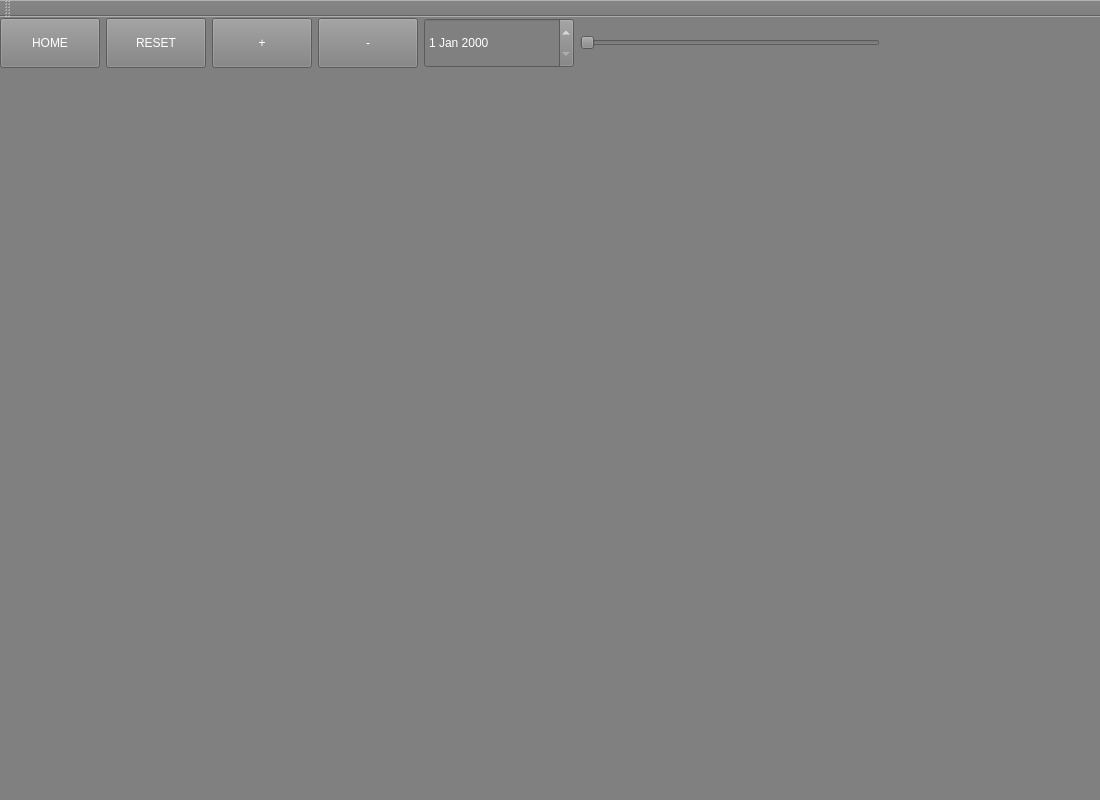
Qt form sss_test.ui (doremissong/simpleSolarSystem) before a commit.
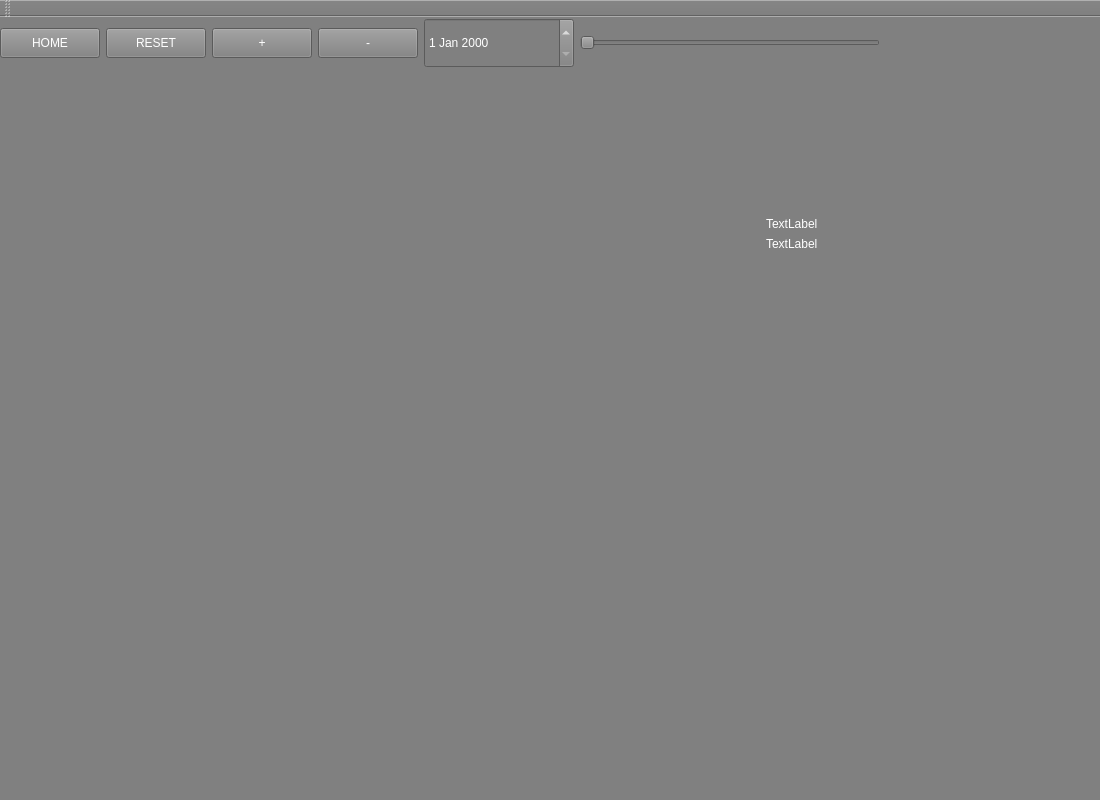
The same form after that commit.

What changed in the file:
```diff
--- a/sss_test.ui
+++ b/sss_test.ui
@@ -73,13 +73,13 @@
        <property name="minimumSize">
         <size>
          <width>100</width>
-         <height>50</height>
+         <height>30</height>
         </size>
        </property>
        <property name="maximumSize">
         <size>
          <width>100</width>
-         <height>50</height>
+         <height>30</height>
         </size>
        </property>
        <property name="text">
@@ -92,13 +92,13 @@
        <property name="minimumSize">
         <size>
          <width>100</width>
-         <height>0</height>
+         <height>30</height>
         </size>
        </property>
        <property name="maximumSize">
         <size>
          <width>100</width>
-         <height>50</height>
+         <height>30</height>
         </size>
        </property>
        <property name="text">
@@ -111,13 +111,13 @@
        <property name="minimumSize">
         <size>
          <width>100</width>
-         <height>50</height>
+         <height>30</height>
         </size>
        </property>
        <property name="maximumSize">
         <size>
          <width>100</width>
-         <height>50</height>
+         <height>30</height>
         </size>
        </property>
        <property name="text">
@@ -130,13 +130,13 @@
        <property name="minimumSize">
         <size>
          <width>100</width>
-         <height>50</height>
+         <height>30</height>
         </size>
        </property>
        <property name="maximumSize">
         <size>
          <width>100</width>
-         <height>50</height>
+         <height>30</height>
         </size>
        </property>
        <property name="text">
@@ -225,8 +225,8 @@
    <widget class="QWidget" name="verticalLayoutWidget">
     <property name="geometry">
      <rect>
-      <x>270</x>
-      <y>90</y>
+      <x>30</x>
+      <y>70</y>
       <width>621</width>
       <height>651</height>
      </rect>
@@ -240,6 +240,32 @@
      </property>
     </layout>
    </widget>
+   <widget class="QWidget" name="formLayoutWidget">
+    <property name="geometry">
+     <rect>
+      <x>760</x>
+      <y>200</y>
+      <width>189</width>
+      <height>80</height>
+     </rect>
+    </property>
+    <layout class="QFormLayout" name="formLayout">
+     <item row="2" column="1">
+      <widget class="QLabel" name="label_2">
+       <property name="text">
+        <string>TextLabel</string>
+       </property>
+      </widget>
+     </item>
+     <item row="0" column="1">
+      <widget class="QLabel" name="label">
+       <property name="text">
+        <string>TextLabel</string>
+       </property>
+      </widget>
+     </item>
+    </layout>
+   </widget>
   </widget>
   <widget class="QMenuBar" name="menubar">
    <property name="geometry">
```
